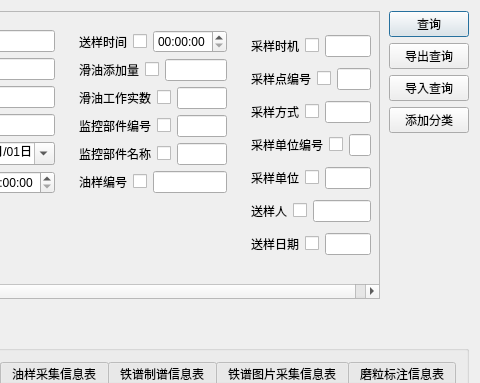
Old version of the form advancesearchdlg.ui in the repository WooodHead/labelling3; both pictures show x 455 to 935 and y 0 to 383 of the 935 by 655 pixel window.
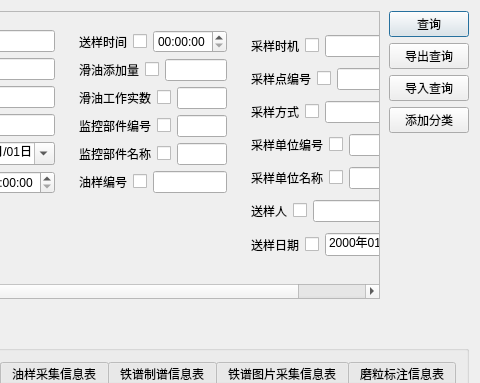
New version of the form.

Commit message: oil sample info complete

```diff
--- a/advancesearchdlg.ui
+++ b/advancesearchdlg.ui
@@ -560,10 +560,10 @@
          <widget class="QWidget" name="scrollAreaWidgetContents_2">
           <property name="geometry">
            <rect>
-            <x>-178</x>
+            <x>-69</x>
             <y>0</y>
-            <width>710</width>
-            <height>275</height>
+            <width>608</width>
+            <height>269</height>
            </rect>
           </property>
           <layout class="QGridLayout" name="gridLayout_3">
@@ -964,7 +964,7 @@
                 <item>
                  <widget class="QLabel" name="label_27">
                   <property name="text">
-                   <string>采样单位</string>
+                   <string>采样单位名称</string>
                   </property>
                  </widget>
                 </item>
@@ -1018,7 +1018,14 @@
                  </widget>
                 </item>
                 <item>
-                 <widget class="QLineEdit" name="lineEdit_34"/>
+                 <widget class="QDateEdit" name="senddateDateEdit">
+                  <property name="displayFormat">
+                   <string>yyyy年MM月dd日</string>
+                  </property>
+                  <property name="calendarPopup">
+                   <bool>true</bool>
+                  </property>
+                 </widget>
                 </item>
                </layout>
               </item>
```
Left out of the diff: 46 changed lines with no effect on the pictures. The commit also changes 2 other files.
